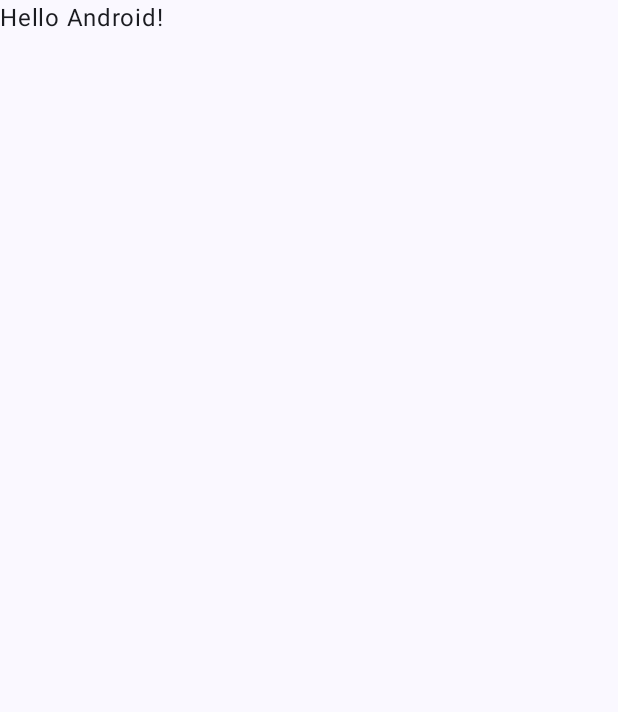
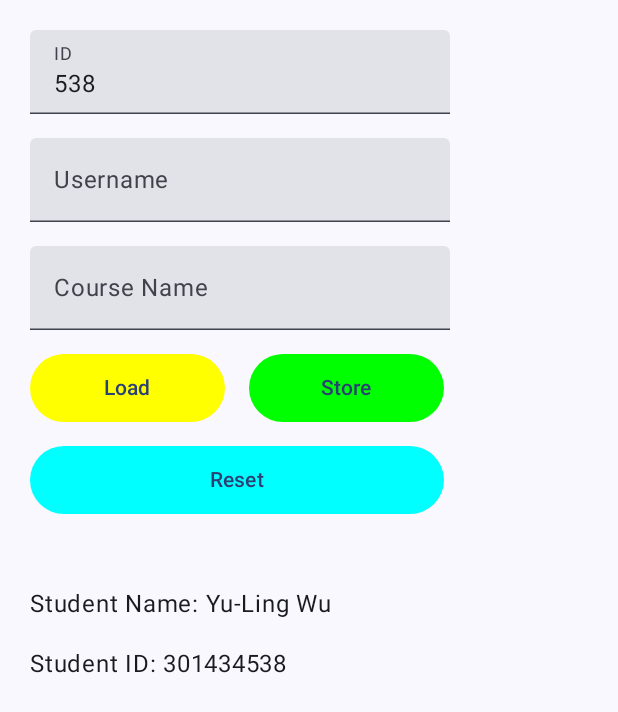
Before and after one commit to ywu256/MAPD721_assignment1, an Android app built with Jetpack Compose: the screen it shows after launch (MainActivity), on a phone screen of 412 x 824 dp. Before the commit the part shown is almost empty. Shown: the top 712 px of the screen. Run offline under Robolectric (Android 15) with nearby library versions, the phone set to English and light mode, and no system bars.

Commit message:
Add the layout

```diff
--- a/app/src/main/java/com/example/mapd721_assignment1/MainActivity.kt
+++ b/app/src/main/java/com/example/mapd721_assignment1/MainActivity.kt
@@ -4,14 +4,29 @@ import android.os.Bundle
 import androidx.activity.ComponentActivity
 import androidx.activity.compose.setContent
 import androidx.activity.enableEdgeToEdge
+import androidx.compose.foundation.layout.Arrangement
+import androidx.compose.foundation.layout.Column
+import androidx.compose.foundation.layout.Row
+import androidx.compose.foundation.layout.Spacer
 import androidx.compose.foundation.layout.fillMaxSize
+import androidx.compose.foundation.layout.height
 import androidx.compose.foundation.layout.padding
+import androidx.compose.foundation.layout.size
+import androidx.compose.material3.Button
+import androidx.compose.material3.ButtonDefaults
+import androidx.compose.material3.MaterialTheme
 import androidx.compose.material3.Scaffold
 import androidx.compose.material3.Text
 import androidx.compose.material3.TextField
 import androidx.compose.runtime.Composable
+import androidx.compose.runtime.mutableStateOf
+import androidx.compose.runtime.remember
+import androidx.compose.runtime.getValue
+import androidx.compose.runtime.setValue
 import androidx.compose.ui.Modifier
+import androidx.compose.ui.graphics.Color
 import androidx.compose.ui.tooling.preview.Preview
+import androidx.compose.ui.unit.dp
 import com.example.mapd721_assignment1.ui.theme.MAPD721_assignment1Theme
 
 class MainActivity : ComponentActivity() {
@@ -22,28 +37,80 @@ class MainActivity : ComponentActivity() {
         setContent {
             MAPD721_assignment1Theme {
                 Scaffold(modifier = Modifier.fillMaxSize()) { innerPadding ->
-                    Greeting(
-                        name = "Android",
-                        modifier = Modifier.padding(innerPadding)
-                    )
+//                    Greeting(
+//                        name = "Android",
+//                        modifier = Modifier.padding(innerPadding)
+//                    )
+                    StudentApp()
                 }
             }
         }
     }
 }
 
+@Preview(showBackground = true)
 @Composable
-fun Greeting(name: String, modifier: Modifier = Modifier) {
-    Text(
-        text = "Hello $name!",
-        modifier = modifier
-    )
+fun StudentApp() {
+    var id by remember { mutableStateOf("538") }
+    var username by remember { mutableStateOf("") }
+    var courseName by remember { mutableStateOf("") }
+
+    Column(
+        modifier = Modifier
+            .fillMaxSize()
+            .padding(20.dp),
+        verticalArrangement = Arrangement.spacedBy(16.dp)
+    ) {
+        TextField(
+            value = id,
+            onValueChange = { id = it },
+            label = { Text("ID") },
+            readOnly = true
+        )
+        TextField(
+            value = username,
+            onValueChange = { username = it },
+            label = { Text("Username") }
+        )
+        TextField(
+            value = courseName,
+            onValueChange = { courseName = it },
+            label = { Text("Course Name") }
+        )
+        Row(horizontalArrangement = Arrangement.spacedBy(16.dp)) {
+            Button(
+                onClick = {  },
+                modifier = Modifier.size(width = 130.dp, height = 45.dp),
+                colors = ButtonDefaults.buttonColors(containerColor = Color.Yellow)
+            ) {
+                Text("Load", color = MaterialTheme.colorScheme.primary)
+            }
+            Button(
+                onClick = {  },
+                modifier = Modifier.size(width = 130.dp, height = 45.dp),
+                colors = ButtonDefaults.buttonColors(containerColor = Color.Green)
+            ) {
+                Text("Store", color = MaterialTheme.colorScheme.primary)
+            }
+
+        }
+        Button(
+            onClick = {  },
+            modifier = Modifier.size(width = 276.dp, height = 45.dp),
+            colors = ButtonDefaults.buttonColors(containerColor = Color.Cyan)
+        ) {
+            Text("Reset", color = MaterialTheme.colorScheme.primary)
+        }
+        Spacer(modifier = Modifier.height(16.dp))
+        Text("Student Name: Yu-Ling Wu")
+        Text("Student ID: 301434538")
+    }
 }
 
 @Preview(showBackground = true)
 @Composable
 fun GreetingPreview() {
     MAPD721_assignment1Theme {
-        Greeting("Android")
+        StudentApp()
     }
 }
```
